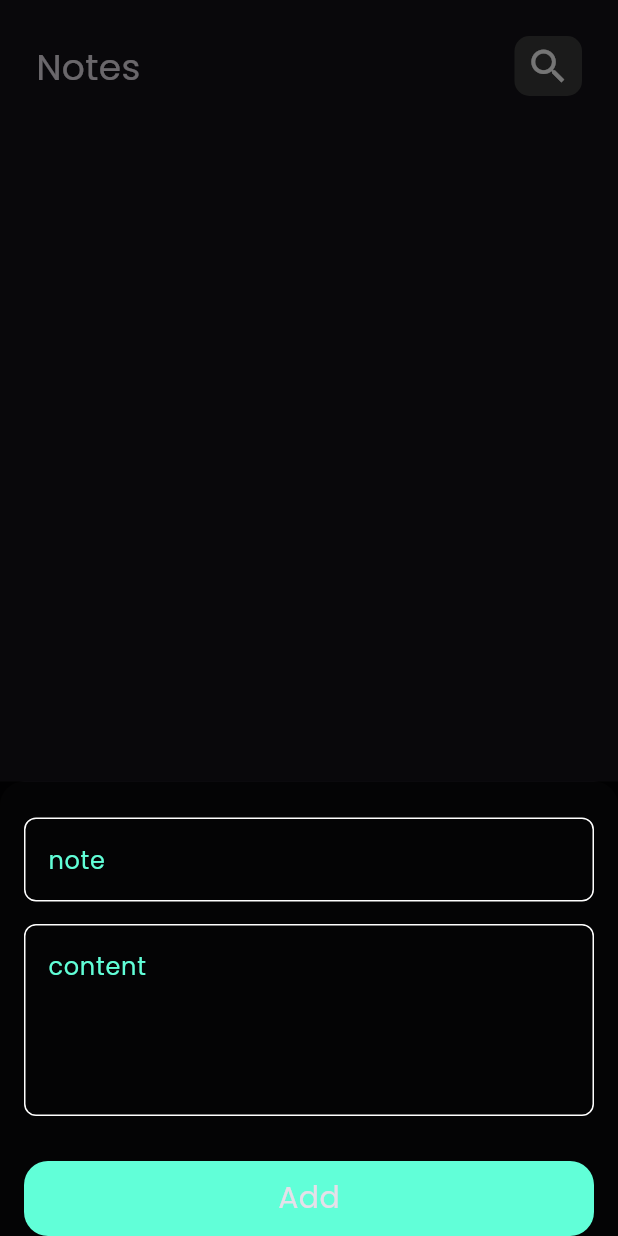
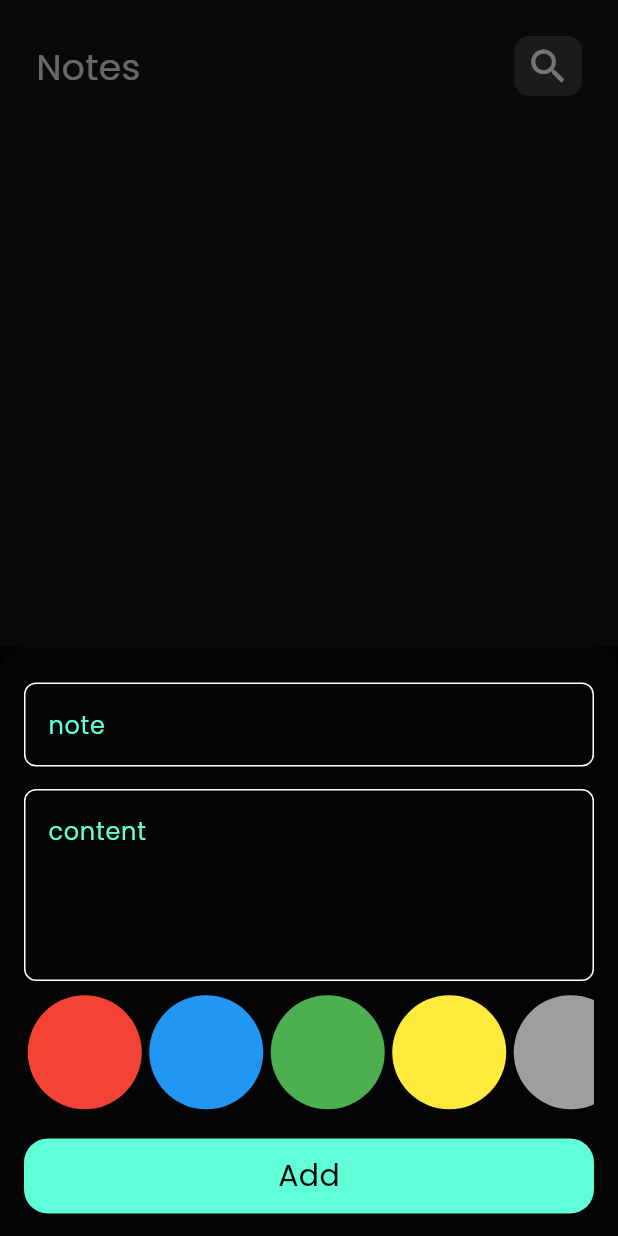
Before and after one commit to 01273904861/notes_app, a Flutter app: the screen it shows after launch, after a tap on the "add" icon, on a phone screen of 412 x 824 dp. Run offline on Flutter 3.47's test engine with Material 3 defaults, Android fonts, the phone set to English and light mode, and no system bars; our stand-ins replace bloc, flutter_bloc, hive, hive_flutter; missing offline and left inert: dart:ffi; accounts and stored records are empty.

Commit message:
add colors

```diff
--- a/lib/main.dart
+++ b/lib/main.dart
@@ -15,7 +15,7 @@ void main() async {
  Hive.registerAdapter(NoteItemModelAdapter());
  await Hive.openBox<NoteItemModel>(kNotesBox);
   runApp(
-    MaterialApp(
+   const MaterialApp(
       debugShowCheckedModeBanner: false,
       home: NotesApp(),
     ),
@@ -35,7 +35,7 @@ class NotesApp extends StatelessWidget {
           fontFamily: 'poppins',
           brightness: Brightness.dark,
         ),
-        home:const NotesView()),
+        home: const NotesView()),
     );
   }
 }
--- a/lib/models/note_item_model.dart
+++ b/lib/models/note_item_model.dart
@@ -14,13 +14,13 @@ part 'note_item_model.g.dart';
 class NoteItemModel extends HiveObject {
   //2
   @HiveField(0)
-  final String title;
+   String title;
   @HiveField(1)
-  final String subtitle;
+   String subtitle;
   @HiveField(2)
   final String date;
   @HiveField(3)
-  final int color;
+   int color;
 
   NoteItemModel({
     required this.date,
--- a/lib/widgets/add_notes_modalbottomsheet.dart
+++ b/lib/widgets/add_notes_modalbottomsheet.dart
@@ -4,7 +4,6 @@ import 'package:flutter_bloc/flutter_bloc.dart';
 import 'package:notes_app/cubits/add_note_cubit/add_note_cubit.dart';
 import 'package:notes_app/cubits/add_note_cubit/add_notes_state.dart';
 import 'package:notes_app/cubits/notes_cubit/notes_cubit.dart';
-import 'package:notes_app/helper_functions.dart';
 import 'package:notes_app/widgets/notes_form.dart';
 
 class AddNoteModalBottomSheet extends StatelessWidget {
@@ -34,13 +33,14 @@ class AddNoteModalBottomSheet extends StatelessWidget {
           },
           builder: (context, state) {
             return AbsorbPointer(
+              //prevent input while loading
               absorbing: state is AddNoteLoading,
               child: SizedBox(
                 child: Padding(
                   padding: EdgeInsets.only(
                     left: 16,
                     right: 16,
-                    bottom: MediaQuery.of(context).viewInsets.bottom,
+                    bottom: MediaQuery.of(context).viewInsets.bottom + 15,
                   ),
                   child: const SingleChildScrollView(child: NotesForm()),
                 ),
--- a/lib/widgets/custom_appbar.dart
+++ b/lib/widgets/custom_appbar.dart
@@ -1,13 +1,16 @@
 import 'package:flutter/material.dart';
+import 'package:flutter/widgets.dart';
 import 'package:notes_app/widgets/search_icon.dart';
 
 class CustomAppBar extends StatelessWidget {
  const CustomAppBar({
     super.key,
     required this.title, required this.icon,
+    this.ontap,
   });
  final  String title;
  final  IconData icon;
+final void Function()? ontap;
   @override
   Widget build(BuildContext context) {
     return Row(
@@ -15,9 +18,11 @@ class CustomAppBar extends StatelessWidget {
       children: [
         Text(
           title,
-          style: TextStyle(fontSize: 24),
+          style:const TextStyle(fontSize: 24),
         ),
-        CustomIcon(icon: icon,),
+        GestureDetector(
+          onTap: ontap ,
+          child: CustomIcon(icon: icon,)),
       ],
     );
   }
--- a/lib/widgets/custom_button.dart
+++ b/lib/widgets/custom_button.dart
@@ -18,18 +18,10 @@ class CustomButton extends StatelessWidget {
         height: 50,
         decoration: BoxDecoration(
             color: kPrimaryColor, borderRadius: BorderRadius.circular(16)),
-        child: Center(
-          child: isLoading
-              ? SizedBox(
-                  height: 30,
-                  width: 30,
-                  child: CircularProgressIndicator(
-                    color: Colors.black,
-                  ),
-                )
-              : Text(
+        child:const Center(
+          child: Text(
                   'Add',
-                  style: TextStyle(fontSize: 20),
+                  style: TextStyle(fontSize: 20 ,color: Colors.black) ,
                 ),
         ),
       ),
--- /dev/null
+++ b/lib/widgets/custom_color_item.dart
@@ -0,0 +1,28 @@
+
+import 'dart:ui';
+
+import 'package:flutter/material.dart';
+
+class CustomColorItem extends StatelessWidget {
+  const CustomColorItem({
+    super.key,
+   required this.onTap, required this.color
+
+  });
+
+  final Color color;
+  final void Function()? onTap;
+  @override
+  Widget build(BuildContext context ,) {
+    return GestureDetector(
+      onTap: onTap,
+      child: Padding(
+        padding: const EdgeInsets.symmetric(horizontal: 2.5),
+        child: CircleAvatar(
+          backgroundColor: color,
+          radius: 38,
+        ),
+      ),
+    );
+  }
+}
--- a/lib/widgets/custom_textField.dart
+++ b/lib/widgets/custom_textField.dart
@@ -7,14 +7,17 @@ class CustomTextfiled extends StatelessWidget {
     super.key,
     this.maxLines,
     required this.hinttext,
-    this.onSaved
+    this.onSaved,
+    this.onChange,
   });
   final int? maxLines;
   final String hinttext;
   final void Function(String?)? onSaved;
+  final void Function(String)? onChange;
   @override
   Widget build(BuildContext context) {
     return TextFormField(
+      onChanged: onChange,
       onSaved: onSaved,
       validator: (value){
         if(value?.isEmpty ?? true){
--- a/lib/widgets/notes_body.dart
+++ b/lib/widgets/notes_body.dart
@@ -5,30 +5,35 @@ import 'package:notes_app/cubits/notes_cubit/notes_cubit.dart';
 import 'package:notes_app/widgets/custom_appbar.dart';
 import 'package:notes_app/widgets/notes_listview.dart';
 
-class NotesViewBody extends StatelessWidget {
+class NotesViewBody extends StatefulWidget {
   const NotesViewBody({super.key});
 
-  // @override
-  // void initState() {
-  //   BlocProvider.of<NotesCubit>(context).fetchNotes();
-  //   super.initState();
-  // }
+  @override
+  State<NotesViewBody> createState() => _NotesViewBodyState();
+}
+
+class _NotesViewBodyState extends State<NotesViewBody> {
+  @override
+  void initState() {
+    BlocProvider.of<NotesCubit>(context).fetchNotes();
+    super.initState();
+  }
 
   @override
   Widget build(BuildContext context) {
     return const Padding(
-      padding:  EdgeInsets.only(top: 24, right: 24, left: 24),
+      padding: EdgeInsets.only(top: 24, right: 24, left: 24),
       child: Column(
         children: [
-           CustomAppBar(
+          CustomAppBar(
             icon: Icons.search,
             title: 'Notes',
           ),
-           SizedBox(height: 15),
+          SizedBox(height: 15),
           Expanded(
             child: NotesListView(),
           ),
-           SizedBox(height: 15),
+          SizedBox(height: 15),
         ],
       ),
     );
--- a/lib/widgets/notes_form.dart
+++ b/lib/widgets/notes_form.dart
@@ -1,3 +1,5 @@
+import 'dart:ffi';
+
 import 'package:flutter/material.dart';
 import 'package:flutter_bloc/flutter_bloc.dart';
 import 'package:intl/intl.dart';
@@ -5,6 +7,7 @@ import 'package:notes_app/cubits/add_note_cubit/add_note_cubit.dart';
 import 'package:notes_app/cubits/add_note_cubit/add_notes_state.dart';
 import 'package:notes_app/models/note_item_model.dart';
 import 'package:notes_app/widgets/custom_button.dart';
+import 'package:notes_app/widgets/custom_color_item.dart';
 import 'package:notes_app/widgets/custom_textField.dart';
 
 class NotesForm extends StatefulWidget {
@@ -22,6 +25,21 @@ class _NotesFormState extends State<NotesForm> {
   AutovalidateMode autovalidateMode = AutovalidateMode.disabled;
 
   String? title, subtitle;
+  int? color;
+  final List<Color> colors = const [
+    Colors.red,
+    Colors.blue,
+    Colors.green,
+    Colors.yellow,
+    Colors.grey,
+    Color(0xffE7ED99),
+    Color(0xff61FFD8),
+    Color(0xff7FDFEC),
+    Color.fromARGB(255, 172, 230, 174),
+    Color.fromARGB(255, 120, 159, 122),
+    Color.fromARGB(255, 52, 70, 53),
+    Color.fromARGB(255, 152, 166, 153),
+  ];
 
   @override
   Widget build(BuildContext context) {
@@ -49,8 +67,23 @@ class _NotesFormState extends State<NotesForm> {
             hinttext: 'content',
             maxLines: 4,
           ),
+          SizedBox(
+            height: 38 * 2.5,
+            child: ListView.builder(
+              scrollDirection: Axis.horizontal,
+              itemCount: colors.length,
+              itemBuilder: (context, i) {
+                return CustomColorItem(
+                  color: colors[i],
+                  onTap: () {
+                    color = colors[i].value;
+                  },
+                );
+              },
+            ),
+          ),
           const SizedBox(
-            height: 30,
+            height: 10,
           ),
           BlocBuilder<AddNoteCubit, AddNoteState>(
             builder: (context, state) {
@@ -60,11 +93,12 @@ class _NotesFormState extends State<NotesForm> {
                   if (formKey.currentState!.validate()) {
                     formKey.currentState!.save();
                     String formatedDate =
-                        DateFormat('dd/m/yyyy').format(DateTime.now());
+                        DateFormat('EEEE, MMMM d, yyyy h:mm a')
+                            .format(DateTime.now());
                     BlocProvider.of<AddNoteCubit>(context).addNote(
                       NoteItemModel(
                         date: formatedDate,
-                        color: Colors.blue.value,
+                        color: color!,
                         subtitle: subtitle!,
                         title: title!,
                       ),
--- a/lib/widgets/notes_listview.dart
+++ b/lib/widgets/notes_listview.dart
@@ -8,12 +8,7 @@ class NotesListView extends StatelessWidget {
   const NotesListView({
     super.key,
   });
-  final List<Color> colors = const [
-    Color(0xffE7ED99),
-    Color(0xff61FFD8),
-    Color(0xff7FDFEC),
-    Color.fromARGB(255, 172, 230, 174)
-  ];
+
   @override
   Widget build(BuildContext context) {
     return BlocBuilder<NotesCubit, NotesState>(
@@ -21,17 +16,19 @@ class NotesListView extends StatelessWidget {
         if (state is NotesFaiuler) {
           print(state.err);
         }
-        List<NoteItemModel> notes = BlocProvider.of<NotesCubit>(context).notes ??[];
+        List<NoteItemModel> notes = BlocProvider.of<NotesCubit>(context).notes ?? [];
         print('lenght ${notes.length}');
         return ListView.builder(
             padding: EdgeInsets.zero,
             itemCount: notes.length,
             itemBuilder: (context, i) {
               return CustomNoteItem(
-                color: colors[i % 4],
+
                 note: notes[i],
+                index: i,
               );
-            });
+            },
+            );
       },
     );
   }
```
Also changed, not shown: lib/views/edit_view.dart (+15 -5 lines), lib/widgets/custom_note_item.dart (+12 -6 lines), lib/widgets/edit_view_body.dart (+39 -9 lines).
